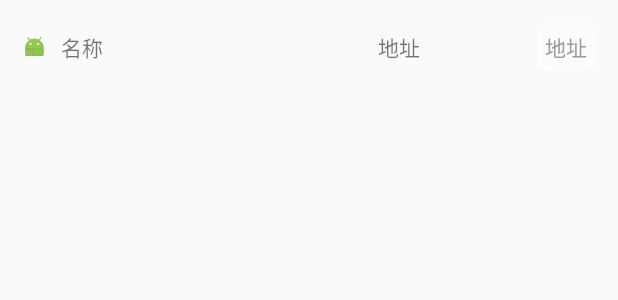
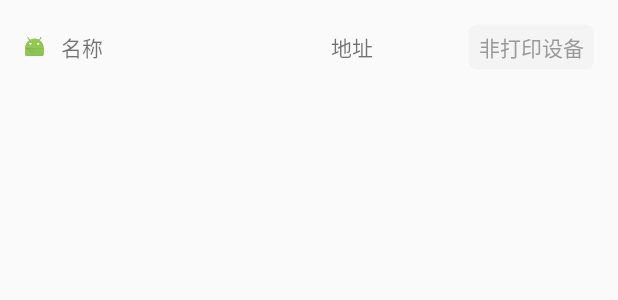
Before and after one commit to yylxy/BluetoothText, an Android app: the layout itme.xml on its own in the app's theme, with its tools: preview values and no code run, on a phone screen of 412 x 824 dp. Shown: the top 300 px of the screen. Run offline under Robolectric (Android 15) with nearby library versions, the phone set to English and light mode, and no system bars.

Commit message:
UI调整

```diff
--- a/app/src/main/res/drawable/bg_print.xml
+++ b/app/src/main/res/drawable/bg_print.xml
@@ -2,7 +2,7 @@
 <selector xmlns:android="http://schemas.android.com/apk/res/android">
     <item android:state_selected="true">
         <shape>
-            <stroke android:width="1dp" android:color="#ffcccccc" />
+            <stroke android:width="1dp" android:color="#ffffff" />
             <solid android:color="#ff31C27C" />
             <corners android:radius="6dp" />
 
@@ -11,8 +11,8 @@
 
     <item android:state_selected="false">
         <shape xmlns:android="http://schemas.android.com/apk/res/android">
-            <stroke android:width="1dp" android:color="#9fff" />
-            <solid android:color="#5fff" />
+            <stroke android:width="1dp" android:color="#3fff" />
+            <solid android:color="#2ccc" />
             <corners android:radius="6dp" />
         </shape>
     </item>
--- a/app/src/main/res/layout/itme.xml
+++ b/app/src/main/res/layout/itme.xml
@@ -31,12 +31,13 @@
 
     <TextView
         android:id="@+id/start"
-        android:layout_width="wrap_content"
+        android:layout_width="85dp"
         android:layout_height="wrap_content"
         android:background="@drawable/bg_print"
-        android:gravity="right"
+        android:gravity="center"
         android:padding="5dp"
-        android:text="地址"
+        android:textSize="14sp"
+        android:text="非打印设备"
         android:textColor="@color/select_order_color" />
 
 </LinearLayout>
```
